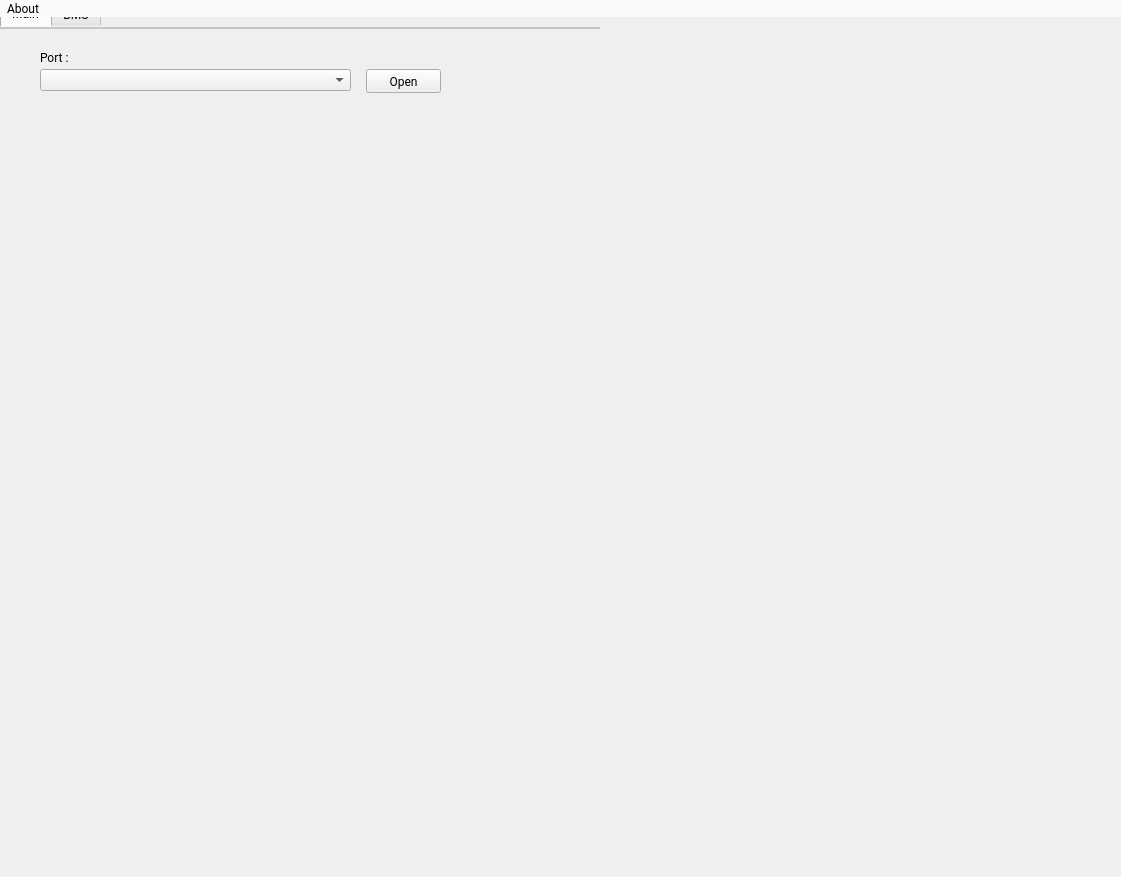
This is qt/fmcw.ui in jpnbino/fmcw_app as Qt 5 draws it before an edit. The edited form follows.
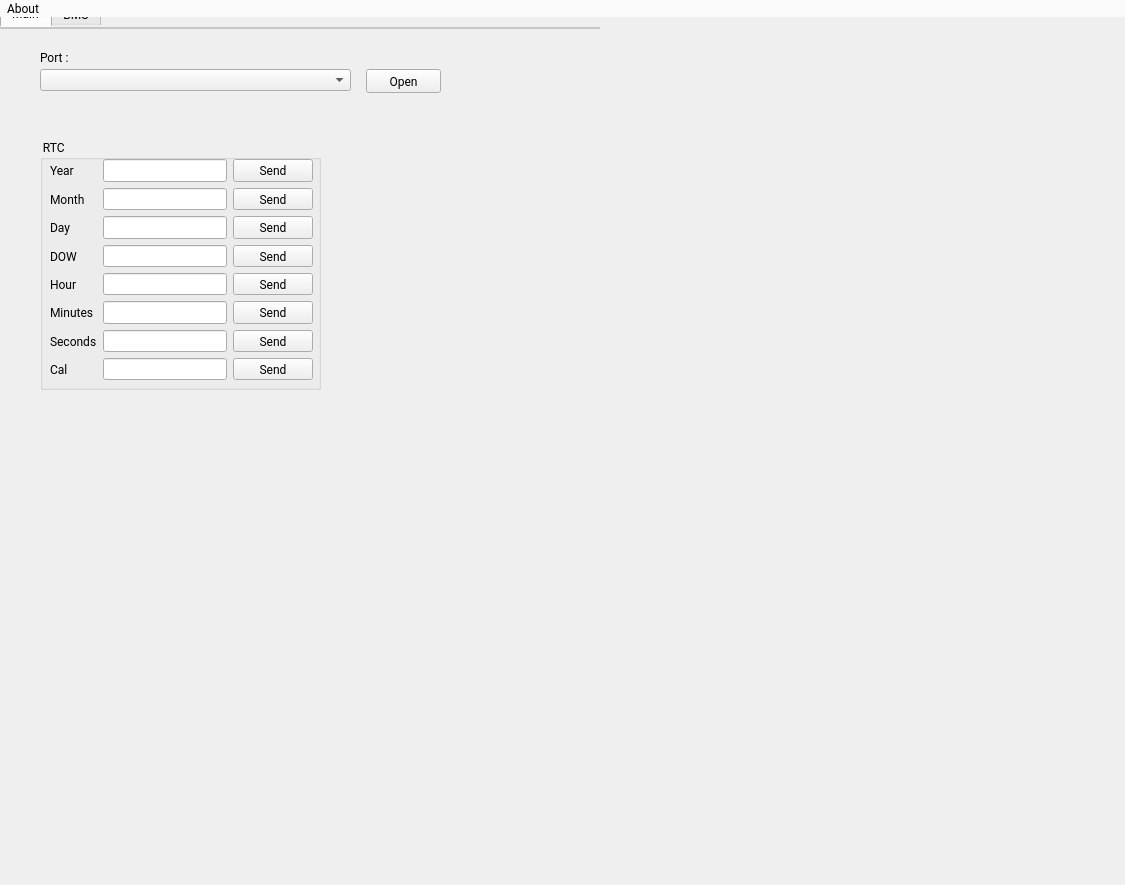
This is the edited form. The open tabs and pages were chosen to show the change.

The edit to the form file:
```diff
--- a/qt/fmcw.ui
+++ b/qt/fmcw.ui
@@ -6,8 +6,8 @@
    <rect>
     <x>0</x>
     <y>0</y>
-    <width>1121</width>
-    <height>877</height>
+    <width>1125</width>
+    <height>885</height>
    </rect>
   </property>
   <property name="sizePolicy">
@@ -148,6 +148,167 @@
       <string>Port :</string>
      </property>
     </widget>
+    <widget class="QGroupBox" name="groupBox_15">
+     <property name="geometry">
+      <rect>
+       <x>40</x>
+       <y>110</y>
+       <width>281</width>
+       <height>251</height>
+      </rect>
+     </property>
+     <property name="title">
+      <string> RTC</string>
+     </property>
+     <widget class="QWidget" name="">
+      <property name="geometry">
+       <rect>
+        <x>10</x>
+        <y>20</y>
+        <width>263</width>
+        <height>221</height>
+       </rect>
+      </property>
+      <layout class="QGridLayout" name="gridLayout_4">
+       <item row="0" column="0">
+        <widget class="QLabel" name="label_2">
+         <property name="text">
+          <string>Year</string>
+         </property>
+        </widget>
+       </item>
+       <item row="1" column="2">
+        <widget class="QPushButton" name="setRTCYearPushButton_2">
+         <property name="text">
+          <string>Send</string>
+         </property>
+        </widget>
+       </item>
+       <item row="3" column="0">
+        <widget class="QLabel" name="label_21">
+         <property name="text">
+          <string>DOW</string>
+         </property>
+        </widget>
+       </item>
+       <item row="0" column="1">
+        <widget class="QLineEdit" name="RTCYearLineEdit"/>
+       </item>
+       <item row="2" column="0">
+        <widget class="QLabel" name="label_20">
+         <property name="text">
+          <string>Day</string>
+         </property>
+        </widget>
+       </item>
+       <item row="2" column="1">
+        <widget class="QLineEdit" name="lineEdit_3"/>
+       </item>
+       <item row="0" column="2">
+        <widget class="QPushButton" name="sendRTCYearPushButton">
+         <property name="text">
+          <string>Send</string>
+         </property>
+        </widget>
+       </item>
+       <item row="7" column="2">
+        <widget class="QPushButton" name="setRTCYearPushButton_8">
+         <property name="text">
+          <string>Send</string>
+         </property>
+        </widget>
+       </item>
+       <item row="5" column="2">
+        <widget class="QPushButton" name="setRTCYearPushButton_6">
+         <property name="text">
+          <string>Send</string>
+         </property>
+        </widget>
+       </item>
+       <item row="3" column="2">
+        <widget class="QPushButton" name="setRTCYearPushButton_4">
+         <property name="text">
+          <string>Send</string>
+         </property>
+        </widget>
+       </item>
+       <item row="4" column="0">
+        <widget class="QLabel" name="label_22">
+         <property name="text">
+          <string>Hour</string>
+         </property>
+        </widget>
+       </item>
+       <item row="2" column="2">
+        <widget class="QPushButton" name="setRTCYearPushButton_3">
+         <property name="text">
+          <string>Send</string>
+         </property>
+        </widget>
+       </item>
+       <item row="5" column="1">
+        <widget class="QLineEdit" name="lineEdit_6"/>
+       </item>
+       <item row="6" column="2">
+        <widget class="QPushButton" name="setRTCYearPushButton_7">
+         <property name="text">
+          <string>Send</string>
+         </property>
+        </widget>
+       </item>
+       <item row="7" column="0">
+        <widget class="QLabel" name="label_27">
+         <property name="text">
+          <string>Cal</string>
+         </property>
+        </widget>
+       </item>
+       <item row="4" column="1">
+        <widget class="QLineEdit" name="lineEdit_5"/>
+       </item>
+       <item row="1" column="0">
+        <widget class="QLabel" name="label_19">
+         <property name="text">
+          <string>Month</string>
+         </property>
+        </widget>
+       </item>
+       <item row="3" column="1">
+        <widget class="QLineEdit" name="lineEdit_4"/>
+       </item>
+       <item row="5" column="0">
+        <widget class="QLabel" name="label_23">
+         <property name="text">
+          <string>Minutes</string>
+         </property>
+        </widget>
+       </item>
+       <item row="4" column="2">
+        <widget class="QPushButton" name="setRTCYearPushButton_5">
+         <property name="text">
+          <string>Send</string>
+         </property>
+        </widget>
+       </item>
+       <item row="1" column="1">
+        <widget class="QLineEdit" name="lineEdit_2"/>
+       </item>
+       <item row="6" column="0">
+        <widget class="QLabel" name="label_24">
+         <property name="text">
+          <string>Seconds</string>
+         </property>
+        </widget>
+       </item>
+       <item row="6" column="1">
+        <widget class="QLineEdit" name="lineEdit_7"/>
+       </item>
+       <item row="7" column="1">
+        <widget class="QLineEdit" name="lineEdit_8"/>
+       </item>
+      </layout>
+     </widget>
+    </widget>
    </widget>
    <widget class="QWidget" name="tab_bms">
     <property name="sizePolicy">
@@ -5426,8 +5587,8 @@
     <rect>
      <x>0</x>
      <y>0</y>
-     <width>1121</width>
-     <height>18</height>
+     <width>1125</width>
+     <height>17</height>
     </rect>
    </property>
    <property name="font">
```
Left out of the diff: 164 changed lines with no effect on the pictures.
